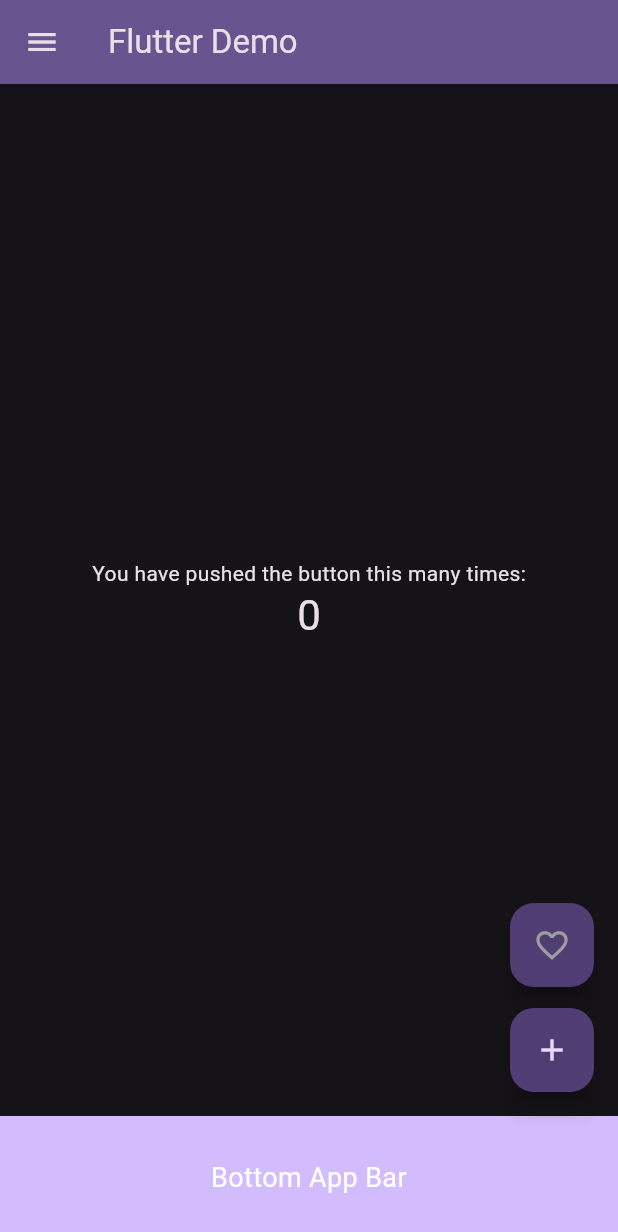
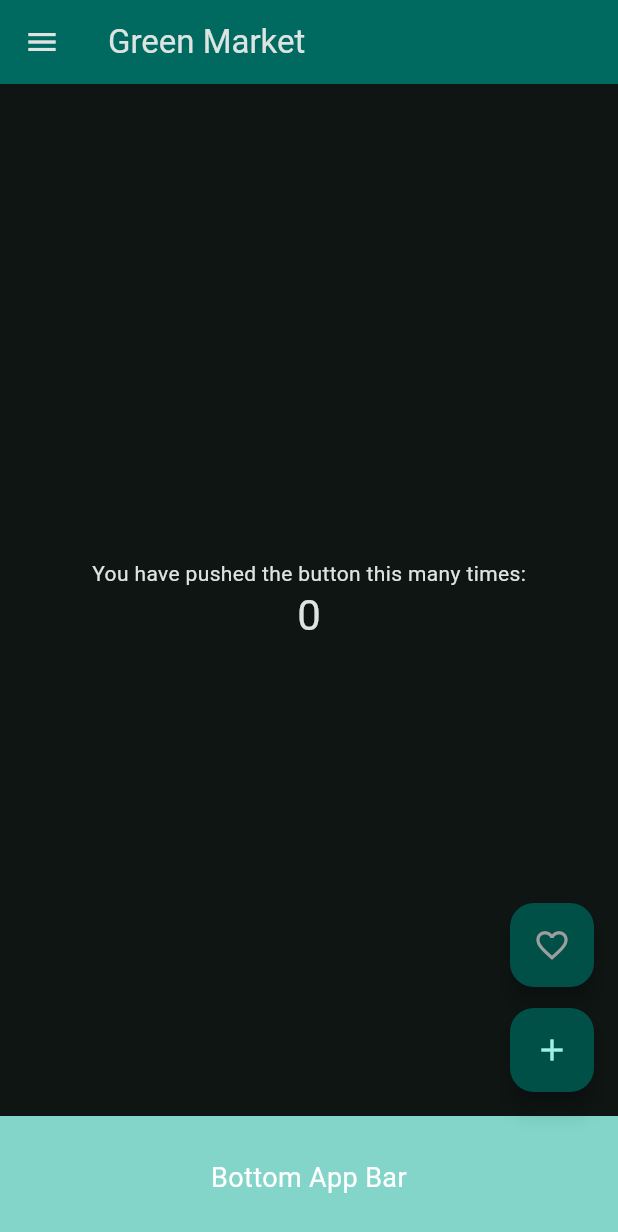
Before and after one commit to lswteen/flutter_application_demo, a Flutter app: the screen it shows after launch, on a phone screen of 412 x 824 dp. Shown: the top 1232 px of the screen. Run offline on Flutter 3.47's test engine with Material 3 defaults, Android fonts, the phone set to English and light mode, and no system bars.

Commit message:
modify : 메뉴 구성 및 색상 변경

```diff
--- a/lib/main.dart
+++ b/lib/main.dart
@@ -15,12 +15,12 @@ class MyApp extends StatelessWidget {
         // 기존 테마 설정을 다크 모드로 변경
         brightness: Brightness.dark, // 10번 라인: 다크 모드 설정 추가
         colorScheme: ColorScheme.fromSeed(
-          seedColor: Colors.deepPurple,
+          seedColor: Colors.teal,
           brightness: Brightness.dark, // 13번 라인: 다크 모드에 맞게 색상 팔레트 설정
         ),
         useMaterial3: true,
       ),
-      home: const MyHomePage(title: 'Flutter Demo'),
+      home: const MyHomePage(title: 'Green Market'),
     );
   }
 }
@@ -90,7 +90,7 @@ class _MyHomePageState extends State<MyHomePage> with SingleTickerProviderStateM
           children: <Widget>[
             const DrawerHeader(
               decoration: BoxDecoration(
-                color: Colors.deepPurple,
+                color: Colors.teal,
               ),
               child: Text(
                 'Menu',
@@ -106,6 +106,22 @@ class _MyHomePageState extends State<MyHomePage> with SingleTickerProviderStateM
               onTap: () {
                 Navigator.pop(context); // Close the drawer
                 // Implement navigation to Home page
+              },
+            ),
+            ListTile(
+              leading: const Icon(Icons.person),
+              title: const Text('Person'),
+              onTap: () {
+                Navigator.pop(context); // Close the drawer
+                // Implement navigation to Person page
+              },
+            ),
+            ListTile(
+              leading: const Icon(Icons.search),
+              title: const Text('Search'),
+              onTap: () {
+                Navigator.pop(context); // Close the drawer
+                // Implement navigation to Search page
               },
             ),
             ListTile(
```
